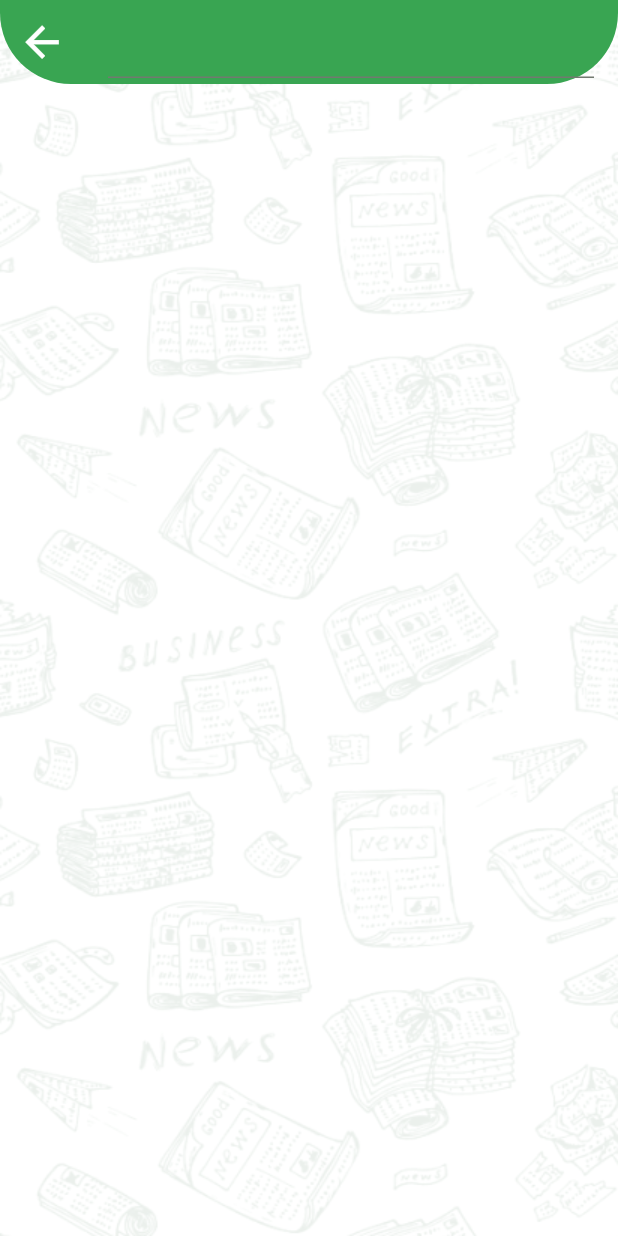
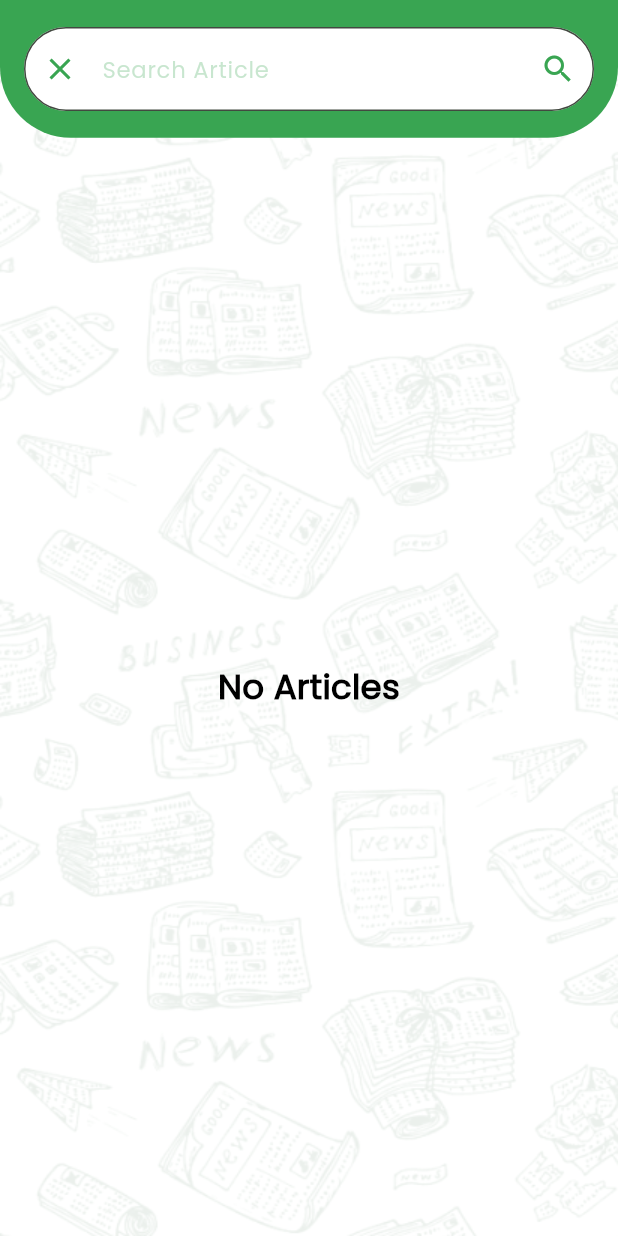
Before and after one commit to Mohamed2852002/News-App-V2, a Flutter app: the SearchArticlesScreen screen opened directly, on a phone screen of 412 x 824 dp. Run offline on Flutter 3.47's test engine with Material 3 defaults, Android fonts, the phone set to English and light mode, and no system bars; our stand-ins replace cached_network_image, dartz, dio, flutter_bloc, flutter_screenutil, loading_animation_widget and 1 more.

Commit message:
app finished

```diff
--- /dev/null
+++ b/devtools_options.yaml
@@ -0,0 +1,3 @@
+description: This file stores settings for Dart & Flutter DevTools.
+documentation: https://docs.flutter.dev/tools/devtools/extensions#configure-extension-enablement-states
+extensions:
--- /dev/null
+++ b/lib/cubits/fetch_searched_articles_cubit/fetch_searched_articles_cubit.dart
@@ -0,0 +1,20 @@
+import 'package:flutter_bloc/flutter_bloc.dart';
+import 'package:news_app_v2/cubits/fetch_searched_articles_cubit/fetch_searched_articles_state.dart';
+import 'package:news_app_v2/services/search_article_service.dart';
+
+class FetchSearchedArticlesCubit extends Cubit<FetchSearchedArticlesState> {
+  FetchSearchedArticlesCubit() : super(FetchSearchedArticlesInitial());
+  fetchSearchedArticles(String searchKey) async {
+    emit(FetchSearchedArticlesLoading());
+    var data = await SearchArticleService.getSearchedArticles(searchKey);
+    data.fold(
+      (failure) {
+        emit(FetchSearchedArticlesFailure(errorMessage: failure.errorMessage));
+      },
+      (articlesList) {
+        emit(FetchSearchedArticlesSuccess(
+            articles: articlesList.articles ?? []));
+      },
+    );
+  }
+}
--- /dev/null
+++ b/lib/cubits/fetch_searched_articles_cubit/fetch_searched_articles_state.dart
@@ -0,0 +1,19 @@
+import 'package:news_app_v2/models/articles_response_model/article.dart';
+
+class FetchSearchedArticlesState {}
+
+final class FetchSearchedArticlesInitial extends FetchSearchedArticlesState {}
+
+final class FetchSearchedArticlesLoading extends FetchSearchedArticlesState {}
+
+final class FetchSearchedArticlesSuccess extends FetchSearchedArticlesState {
+  final List<Article> articles;
+
+  FetchSearchedArticlesSuccess({required this.articles});
+}
+
+final class FetchSearchedArticlesFailure extends FetchSearchedArticlesState {
+  final String errorMessage;
+
+  FetchSearchedArticlesFailure({required this.errorMessage});
+}
--- a/lib/helper/custom_snack_bar.dart
+++ b/lib/helper/custom_snack_bar.dart
@@ -5,7 +5,7 @@ showCustomSnackBar(BuildContext context, String message) {
   ScaffoldMessenger.of(context).showSnackBar(
     SnackBar(
       duration: const Duration(seconds: 2),
-      backgroundColor: Colors.grey,
+      backgroundColor: Colors.green,
       behavior: SnackBarBehavior.floating,
       shape: RoundedRectangleBorder(
         borderRadius: BorderRadius.circular(15.r),
--- a/lib/screens/category_details_screen/category_details_screen.dart
+++ b/lib/screens/category_details_screen/category_details_screen.dart
@@ -78,7 +78,10 @@ class CategoryDetailsScreen extends StatelessWidget {
           );
         }
         if (state is FetchSourcesFailure) {
-          return CustomErrorWidget(errorMessage: state.errorMessage);
+          return CustomErrorWidget(
+            errorMessage: state.errorMessage,
+            category: categoryName,
+          );
         } else {
           return const CustomLoadingWidget();
         }
--- a/lib/screens/category_details_screen/widgets/article_list_view.dart
+++ b/lib/screens/category_details_screen/widgets/article_list_view.dart
@@ -29,7 +29,11 @@ class ArticleListView extends StatelessWidget {
             ),
           );
         } else if (state is FetchArticlesFailure) {
-          return CustomErrorWidget(errorMessage: state.errorMessage);
+          return CustomErrorWidget(
+            errorMessage: state.errorMessage,
+            sourceId: sourceId,
+            category: categoryName,
+          );
         } else {
           return const CustomLoadingWidget();
         }
--- a/lib/screens/category_details_screen/widgets/article_widget.dart
+++ b/lib/screens/category_details_screen/widgets/article_widget.dart
@@ -32,6 +32,8 @@ class ArticleWidget extends StatelessWidget {
         children: [
           ClipRRect(
             borderRadius: BorderRadius.circular(5.r),
+            child: Hero(
+              tag: 'theImage${articleModel.title}',
               child: CachedNetworkImage(
                 imageUrl: articleModel.urlToImage ??
                     'https://answers-afd.microsoft.com/static/images/image-not-found.jpg',
@@ -42,6 +44,7 @@ class ArticleWidget extends StatelessWidget {
                   leftDotColor: Theme.of(context).colorScheme.primary,
                   rightDotColor: Colors.yellow,
                   size: 45.sp,
+                ),
               ),
             ),
           ),
@@ -67,7 +70,7 @@ class ArticleWidget extends StatelessWidget {
             alignment: Alignment.centerRight,
             child: Text(
               timeago.format(
-                  DateTime.parse(articleModel.publishedAt ?? '2024-1-1')),
+                  DateTime.parse(articleModel.publishedAt ?? '2024-01-01')),
               style: TextStyle(
                 fontSize: 13.sp,
                 fontWeight: FontWeight.w400,
--- a/lib/screens/search_articles_screen/search_articles_screen.dart
+++ b/lib/screens/search_articles_screen/search_articles_screen.dart
@@ -1,11 +1,29 @@
 import 'package:flutter/material.dart';
+import 'package:flutter_bloc/flutter_bloc.dart';
+import 'package:flutter_screenutil/flutter_screenutil.dart';
+import 'package:news_app_v2/cubits/fetch_searched_articles_cubit/fetch_searched_articles_cubit.dart';
+import 'package:news_app_v2/screens/search_articles_screen/widgets/searched_articles_list.dart';
 
-class SearchArticlesScreen extends StatelessWidget {
+class SearchArticlesScreen extends StatefulWidget {
   const SearchArticlesScreen({super.key});
 
   @override
+  State<SearchArticlesScreen> createState() => _SearchArticlesScreenState();
+}
+
+class _SearchArticlesScreenState extends State<SearchArticlesScreen> {
+  TextEditingController controller = TextEditingController();
+  @override
+  void dispose() {
+    controller.dispose();
+    super.dispose();
+  }
+
+  @override
   Widget build(BuildContext context) {
-    return Container(
+    return BlocProvider(
+      create: (context) => FetchSearchedArticlesCubit(),
+      child: Container(
         decoration: const BoxDecoration(
           color: Colors.white,
           image: DecorationImage(
@@ -13,9 +31,46 @@ class SearchArticlesScreen extends StatelessWidget {
             image: AssetImage('assets/images/pattern.png'),
           ),
         ),
-      child: Scaffold(
+        child: Builder(
+          builder: (context) {
+            return Scaffold(
               appBar: AppBar(
-          title: const TextField(),
+                toolbarHeight: 97.h,
+                automaticallyImplyLeading: false,
+                title: TextField(
+                  controller: controller,
+                  onSubmitted: (value) {
+                    BlocProvider.of<FetchSearchedArticlesCubit>(context)
+                        .fetchSearchedArticles(value);
+                  },
+                  decoration: InputDecoration(
+                    suffixIcon: IconButton(
+                      onPressed: () {
+                        BlocProvider.of<FetchSearchedArticlesCubit>(context)
+                            .fetchSearchedArticles(controller.text);
+                      },
+                      icon: Icon(
+                        Icons.search,
+                        color: Theme.of(context).colorScheme.primary,
+                      ),
+                    ),
+                    prefixIcon: IconButton(
+                      onPressed: () {
+                        controller.clear();
+                        Navigator.pop(context);
+                      },
+                      icon: Icon(
+                        Icons.close,
+                        color: Theme.of(context).colorScheme.primary,
+                      ),
+                    ),
+                    hintText: 'Search Article',
+                  ),
+                ),
+              ),
+              body: const SearchedArticlesList(),
+            );
+          },
         ),
       ),
     );
--- /dev/null
+++ b/lib/screens/search_articles_screen/widgets/searched_articles_list.dart
@@ -0,0 +1,72 @@
+import 'package:flutter/material.dart';
+import 'package:flutter_bloc/flutter_bloc.dart';
+import 'package:flutter_screenutil/flutter_screenutil.dart';
+import 'package:news_app_v2/cubits/fetch_searched_articles_cubit/fetch_searched_articles_cubit.dart';
+import 'package:news_app_v2/cubits/fetch_searched_articles_cubit/fetch_searched_articles_state.dart';
+import 'package:news_app_v2/screens/category_details_screen/widgets/article_widget.dart';
+import 'package:news_app_v2/widgets/custom_loading_widget.dart';
+
+class SearchedArticlesList extends StatelessWidget {
+  const SearchedArticlesList({super.key});
+
+  @override
+  Widget build(BuildContext context) {
+    return BlocBuilder<FetchSearchedArticlesCubit, FetchSearchedArticlesState>(
+      builder: (context, state) {
+        if (state is FetchSearchedArticlesSuccess) {
+          if (state.articles.isEmpty) {
+            return Center(
+              child: Text(
+                'No Articles',
+                textAlign: TextAlign.center,
+                style: Theme.of(context).textTheme.titleMedium?.copyWith(
+                      color: Colors.black,
+                    ),
+              ),
+            );
+          } else {
+            return Padding(
+              padding: REdgeInsets.only(
+                top: 8,
+                left: 25,
+                right: 25,
+              ),
+              child: ListView.separated(
+                padding: REdgeInsets.only(top: 22),
+                separatorBuilder: (context, index) =>
+                    const RSizedBox(height: 30),
+                itemCount: state.articles.length,
+                itemBuilder: (context, index) => ArticleWidget(
+                  articleModel: state.articles[index],
+                  categoryName: state.articles[index].source?.category ?? '',
+                ),
+              ),
+            );
+          }
+        } else if (state is FetchSearchedArticlesFailure) {
+          return Center(
+            child: Text(
+              'No Articles',
+              textAlign: TextAlign.center,
+              style: Theme.of(context).textTheme.titleMedium?.copyWith(
+                    color: Colors.black,
+                  ),
+            ),
+          );
+        } else if (state is FetchSearchedArticlesInitial) {
+          return Center(
+            child: Text(
+              'No Articles',
+              textAlign: TextAlign.center,
+              style: Theme.of(context).textTheme.titleMedium?.copyWith(
+                    color: Colors.black,
+                  ),
+            ),
+          );
+        } else {
+          return const CustomLoadingWidget();
+        }
+      },
+    );
+  }
+}
--- a/lib/themes/app_theme.dart
+++ b/lib/themes/app_theme.dart
@@ -20,6 +20,18 @@ class AppTheme {
         fontSize: 22.sp,
         fontWeight: FontWeight.w400,
         color: Colors.white,
+      ),
+    ),
+    inputDecorationTheme: InputDecorationTheme(
+      hintStyle: TextStyle(
+        color: AppColors.primaryColor.withOpacity(0.28),
+        fontSize: 16.sp,
+        fontWeight: FontWeight.w400,
+      ),
+      fillColor: Colors.white,
+      filled: true,
+      border: OutlineInputBorder(
+        borderRadius: BorderRadius.circular(30.r),
       ),
     ),
     colorScheme: ColorScheme.fromSeed(
```
Also changed, not shown: lib/screens/article_details_screen/article_details_screen.dart (+15 -18 lines), lib/screens/article_details_screen/widgets/article_details_widget.dart (added, +27 -0 lines), lib/screens/article_details_screen/widgets/article_info_widget.dart (+10 -5 lines), lib/screens/article_details_screen/widgets/custom_article_widget.dart (added, +79 -0 lines), lib/services/search_article_service.dart (added, +21 -0 lines), lib/widgets/custom_error_widget.dart (+10 -1 lines), 1 other file. Lines whose indentation alone changed are shown as unchanged.
